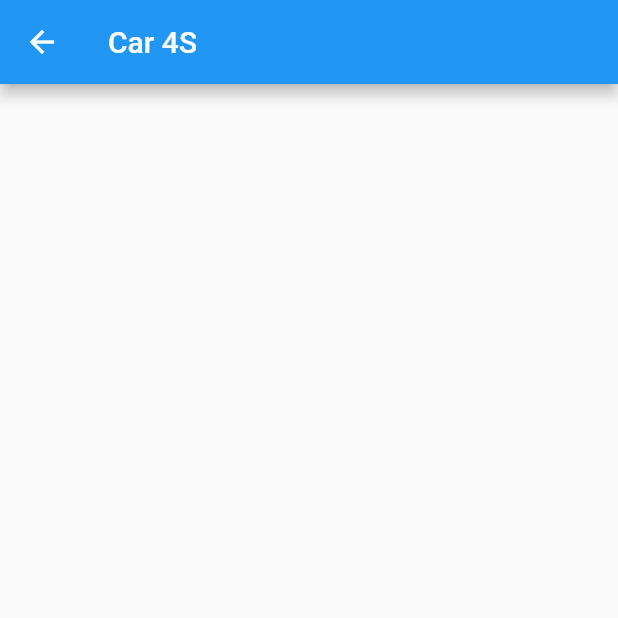
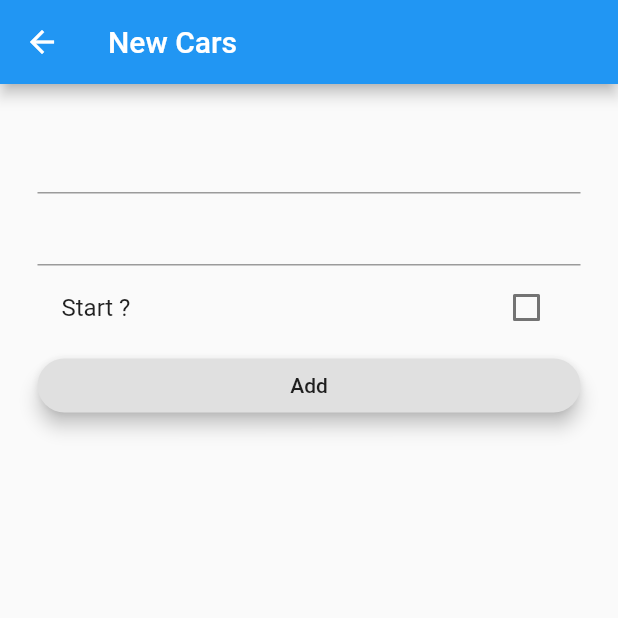
Before and after one commit to OpenFlutter/flutter_database_demo, a Flutter app: the screen it shows after launch, after a tap on the "add" icon, on a phone screen of 412 x 824 dp, the top half of it. Run offline on Flutter 3.47's test engine with Material 2 defaults, Android fonts, the light colour scheme and no system bars; our stand-ins replace flare_flutter, sqflite; missing offline and left inert: flare_dart; accounts and stored records are empty.

Commit message:
first release:rocket:

```diff
--- a/lib/model/car.dart
+++ b/lib/model/car.dart
@@ -12,7 +12,6 @@ class Car {
 //    return !completed;
 //  }
 
-  // Convert a Task into a MAP Object
   Map<String, dynamic> toMap() {
     var map = Map<String, dynamic>();
     if (id != null) {
--- a/lib/providers/cars_provider.dart
+++ b/lib/providers/cars_provider.dart
@@ -53,7 +53,7 @@ class CarsProvider with ChangeNotifier {
     int result = await _databaseHelper.updateCar(car);
 
     if (result != 0 && car.start == true) {
-      _showSnackBar(context, '${car.brand} + ${car.type} + Completed');
+      _showSnackBar(context, '${car.brand}' +'  '+'${car.type}' + '      ' +'Start');
     }
     notifyListeners();
   }
@@ -75,6 +75,7 @@ class CarsProvider with ChangeNotifier {
 
   void _showSnackBar(BuildContext context, String message) {
     final snackBar = SnackBar(
+      duration: Duration(milliseconds: 500),
       content: Text(
         message,
         style: TextStyle(color: Colors.white),
--- a/lib/screens/add_car_page.dart
+++ b/lib/screens/add_car_page.dart
@@ -1,37 +1,73 @@
 import 'package:flutter/material.dart';
+import 'package:flutter_demo/model/car.dart';
+import 'package:flutter_demo/providers/cars_provider.dart';
+import 'package:provider/provider.dart';
 
-import '../model/car.dart';
 
 class AddCarPage extends StatefulWidget {
-
-
-  final Car car;
-  final int carIndex;
-
-  AddCarPage({Key key, this.car, this.carIndex}) : super(key: key);
-
   @override
-  _AddCarPageState createState() {
-    return _AddCarPageState();
-  }
+  _AddCarPageState createState() => _AddCarPageState();
 }
 
 class _AddCarPageState extends State<AddCarPage> {
-  @override
-  void initState() {
-    super.initState();
-  }
+  final carBrandController = TextEditingController();
+  final carTypeController = TextEditingController();
+  bool started = false;
 
   @override
   void dispose() {
+    carBrandController.dispose();
     super.dispose();
+  }
+
+  void onAdd() {
+    if (carBrandController.text.isNotEmpty && carTypeController.text.isNotEmpty ) {
+      final Car car = Car(brand: carBrandController.text, type:carTypeController.text, start: started);
+      Provider.of<CarsProvider>(context, listen: false).addCar(car);
+      Navigator.pop(context);
+    }
   }
 
   @override
   Widget build(BuildContext context) {
-    // TODO: implement build
     return Scaffold(
-      appBar: AppBar(title: Text("Car 4S")),
-    );
+        appBar: AppBar(
+          title: Text('New Cars'),
+        ),
+        body: ListView(
+          children: <Widget>[
+            Padding(
+              padding: EdgeInsets.all(25.0),
+              child: Column(
+                crossAxisAlignment: CrossAxisAlignment.stretch,
+                children: <Widget>[
+                  TextField(
+                    controller: carBrandController,
+                  ),
+                  TextField(
+                    controller: carTypeController,
+                  ),
+                  CheckboxListTile(
+                    value: started,
+                    onChanged: (checked) {
+                      setState(() {
+                        started = checked;
+                      });
+                    },
+                    title: Text('Start ?'),
+                  ),
+                  RaisedButton(
+                    elevation: 5.0,
+                    child: Text('Add'),
+                    onPressed: onAdd,
+                    shape: RoundedRectangleBorder(
+                        borderRadius: BorderRadius.circular(30.0)),
+                  ),
+                ],
+              ),
+            ),
+          ],
+        ),
+      );
   }
 }
--- a/lib/screens/home_page.dart
+++ b/lib/screens/home_page.dart
@@ -1,6 +1,9 @@
 import 'package:flutter/material.dart';
 import 'package:flutter_demo/providers/cars_provider.dart';
 import 'package:flutter_demo/screens/add_car_page.dart';
+import 'package:flutter_demo/tabs/all_cars.dart';
+import 'package:flutter_demo/tabs/ready_cars.dart';
+import 'package:flutter_demo/tabs/unready_cars.dart';
 import 'package:provider/provider.dart';
 
 class HomePage extends StatefulWidget {
@@ -31,7 +34,7 @@ class _HomePageState extends State<HomePage>
 
     return Scaffold(
       appBar: AppBar(
-        title: Text('Cars'),
+        title: Text('Your Cars'),
         actions: <Widget>[
           IconButton(
             icon: Icon(Icons.add),
@@ -54,9 +57,9 @@ class _HomePageState extends State<HomePage>
           ? TabBarView(
         controller: tabController,
         children: <Widget>[
-          AllTasksTab(),
-          IncompleteTasksTab(),
-          CompletedTasksTab()
+          AllCarsTab(),
+          UnReadyCarsTab(),
+          ReadyCarsTab()
         ],
       )
           : Center(
--- a/lib/screens/all_cars.dart
+++ b/lib/tabs/unready_cars.dart
@@ -1,19 +1,20 @@
 import 'package:flutter/material.dart';
 import 'package:flutter_demo/providers/cars_provider.dart';
+import 'package:flutter_demo/widgets/car_list.dart';
 import 'package:provider/provider.dart';
 
-class AllTasksTab extends StatelessWidget {
+class UnReadyCarsTab extends StatelessWidget {
   @override
   Widget build(BuildContext context) {
     return Container(
       child: Consumer<CarsProvider>(
-        builder: (context, cars, _) => cars.allCars.isNotEmpty
-            ? Car(
-          tasks: todos.allTasks,
+        builder: (context, cars, _) => cars.unStartedCars.isNotEmpty
+            ? CarList(
+          cars: cars.unStartedCars,
         )
             : Center(
           child: Text(
-            'There are no tasks',
+            'There are no incomplete tasks',
             style: TextStyle(
               fontSize: 25.0,
             ),
--- a/lib/widgets/car_list_item.dart
+++ b/lib/widgets/car_list_item.dart
@@ -18,7 +18,7 @@ class CarListItem extends StatelessWidget {
               .startCar(context, car);
         },
       ),
-      title: Text(car.brand),
+      title: Text(car.brand + "  " + car.type),
       trailing: IconButton(
         onPressed: () {
           Provider.of<CarsProvider>(context, listen: false)
```
Also changed, not shown: lib/tabs/all_cars.dart (added, +26 -0 lines), lib/tabs/ready_cars.dart (added, +27 -0 lines), lib/widgets/car_list.dart (+10 -10 lines), 2 other files.
